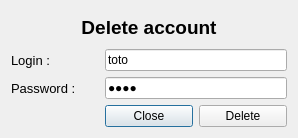
Before: the Qt Designer form Client/ClientV2/NewBabelClient/DeleteAccountWindow.ui in AGuismo/V-and-Co-Babel, drawn with Qt 5.
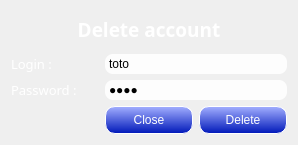
After: the same form once the commit is applied. Icons and pictures are not drawn.

Diff of the .ui file:
```diff
--- a/Client/ClientV2/NewBabelClient/DeleteAccountWindow.ui
+++ b/Client/ClientV2/NewBabelClient/DeleteAccountWindow.ui
@@ -7,20 +7,30 @@
     <x>0</x>
     <y>0</y>
     <width>298</width>
-    <height>138</height>
+    <height>145</height>
    </rect>
   </property>
   <property name="windowTitle">
    <string>LoginWindow</string>
   </property>
+  <property name="styleSheet">
+   <string notr="true">DeleteAccountWindow 
+{
+	border-image: url(./Img/dialog-background.jpg);
+}</string>
+  </property>
   <layout class="QGridLayout" name="gridLayout">
    <item row="1" column="0">
     <widget class="QLabel" name="loginLabel">
      <property name="font">
       <font>
+       <family>MS Reference Sans Serif</family>
        <pointsize>10</pointsize>
       </font>
      </property>
+     <property name="styleSheet">
+      <string notr="true">color: rgb(255, 255, 255);</string>
+     </property>
      <property name="text">
       <string>Login :</string>
      </property>
@@ -30,10 +40,13 @@
     <widget class="QLabel" name="passwordLabel">
      <property name="font">
       <font>
-       <family>MS UI Gothic</family>
+       <family>MS Reference Sans Serif</family>
        <pointsize>10</pointsize>
       </font>
      </property>
+     <property name="styleSheet">
+      <string notr="true">color: rgb(255, 255, 255);</string>
+     </property>
      <property name="text">
       <string>Password :</string>
      </property>
@@ -41,6 +54,14 @@
    </item>
    <item row="1" column="1" colspan="2">
     <widget class="QLineEdit" name="loginLineEdit">
+     <property name="styleSheet">
+      <string notr="true">background-color: rgba(255, 255, 255, 230);
+border-width: 2px;
+border-radius: 8px;
+border-color: rgb(0, 0, 0);
+min-width: 10em;
+padding: 2px;</string>
+     </property>
      <property name="text">
       <string>toto</string>
      </property>
@@ -51,6 +72,14 @@
    </item>
    <item row="2" column="1" colspan="2">
     <widget class="QLineEdit" name="passwordLineEdit">
+     <property name="styleSheet">
+      <string notr="true">background-color: rgba(255, 255, 255, 230);
+border-width: 2px;
+border-radius: 8px;
+border-color: rgb(0, 0, 0);
+min-width: 10em;
+padding: 2px;</string>
+     </property>
      <property name="inputMask">
       <string/>
      </property>
@@ -69,7 +98,7 @@
     <widget class="QLabel" name="serverResponseLabel">
      <property name="font">
       <font>
-       <family>MS UI Gothic</family>
+       <family>MS Reference Sans Serif</family>
        <pointsize>10</pointsize>
        <weight>75</weight>
        <bold>true</bold>
@@ -82,6 +111,33 @@
    </item>
    <item row="3" column="1">
     <widget class="QPushButton" name="closePushButton">
+     <property name="styleSheet">
+      <string notr="true">QPushButton#closePushButton
+{
+	color: rgb(255, 255, 255);
+	background-color: qlineargradient(spread:pad, x1:1, y1:1, x2:1, y2:0, stop:0 rgba(0, 24, 185, 255), stop:1 rgba(163, 175, 255, 255));
+	border-style: outset;
+	border-width: 1px;
+	border-radius: 10px;
+	border-color: rgb(255, 255, 255);
+	min-width: 4em;
+	padding: 6px;
+}
+
+QPushButton#closePushButton:hover
+{
+	background-color: qradialgradient(spread:pad, cx:0.5, cy:0.5, radius:0.5, fx:0.5, fy:0.5, stop:0 rgba(0, 148, 255, 255), stop:1 rgba(0, 8, 84, 255));
+	border-style: inset;
+}
+
+ QPushButton#closePushButton:pressed 
+{
+	background-color: qlineargradient(spread:pad, x1:0, y1:0, x2:0, y2:1, stop:0 rgba(0, 56, 183, 255), stop:1 rgba(135, 172, 255, 255));
+     border-style: inset;
+ }
+
+</string>
+     </property>
      <property name="text">
       <string>Close</string>
      </property>
@@ -89,6 +145,33 @@
    </item>
    <item row="3" column="2">
     <widget class="QPushButton" name="deletePushButton">
+     <property name="styleSheet">
+      <string notr="true">QPushButton#deletePushButton
+{
+	color: rgb(255, 255, 255);
+	background-color: qlineargradient(spread:pad, x1:1, y1:1, x2:1, y2:0, stop:0 rgba(0, 24, 185, 255), stop:1 rgba(163, 175, 255, 255));
+	border-style: outset;
+	border-width: 1px;
+	border-radius: 10px;
+	border-color: rgb(255, 255, 255);
+	min-width: 4em;
+	padding: 6px;
+}
+
+QPushButton#deletePushButton:hover
+{
+	background-color: qradialgradient(spread:pad, cx:0.5, cy:0.5, radius:0.5, fx:0.5, fy:0.5, stop:0 rgba(0, 148, 255, 255), stop:1 rgba(0, 8, 84, 255));
+	border-style: inset;
+}
+
+ QPushButton#deletePushButton:pressed 
+{
+	background-color: qlineargradient(spread:pad, x1:0, y1:0, x2:0, y2:1, stop:0 rgba(0, 56, 183, 255), stop:1 rgba(135, 172, 255, 255));
+     border-style: inset;
+ }
+
+</string>
+     </property>
      <property name="text">
       <string>Delete</string>
      </property>
@@ -98,12 +181,15 @@
     <widget class="QLabel" name="loginTitleLabel">
      <property name="font">
       <font>
-       <family>MS UI Gothic</family>
+       <family>MS Reference Sans Serif</family>
        <pointsize>14</pointsize>
        <weight>75</weight>
        <bold>true</bold>
       </font>
      </property>
+     <property name="styleSheet">
+      <string notr="true">color: rgb(255, 255, 255);</string>
+     </property>
      <property name="text">
       <string>Delete account</string>
      </property>
```
